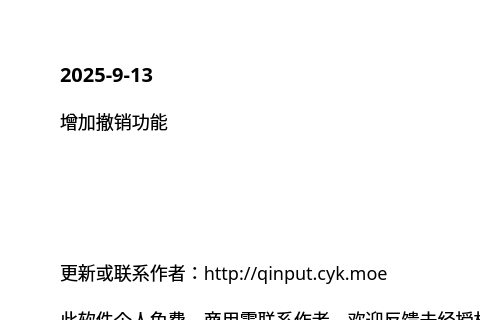
This is source/ui/AboutUi.ui in ChiyukiGana/Quickinput as Qt 5 draws it before an edit; both pictures show x 0 to 480 and y 0 to 320 of the 640 by 440 pixel window. The edited form follows.
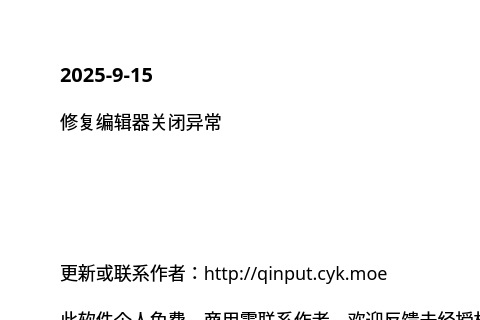
This is the edited form.

What changed in the file:
```diff
--- a/source/ui/AboutUi.ui
+++ b/source/ui/AboutUi.ui
@@ -90,7 +90,7 @@
          <string notr="true">font-size:20px</string>
         </property>
         <property name="text">
-         <string>2025-9-13</string>
+         <string>2025-9-15</string>
         </property>
         <property name="textFormat">
          <enum>Qt::TextFormat::PlainText</enum>
@@ -106,7 +106,7 @@
          </sizepolicy>
         </property>
         <property name="text">
-         <string>增加撤销功能</string>
+         <string>修复编辑器关闭异常</string>
         </property>
         <property name="textFormat">
          <enum>Qt::TextFormat::PlainText</enum>
```
